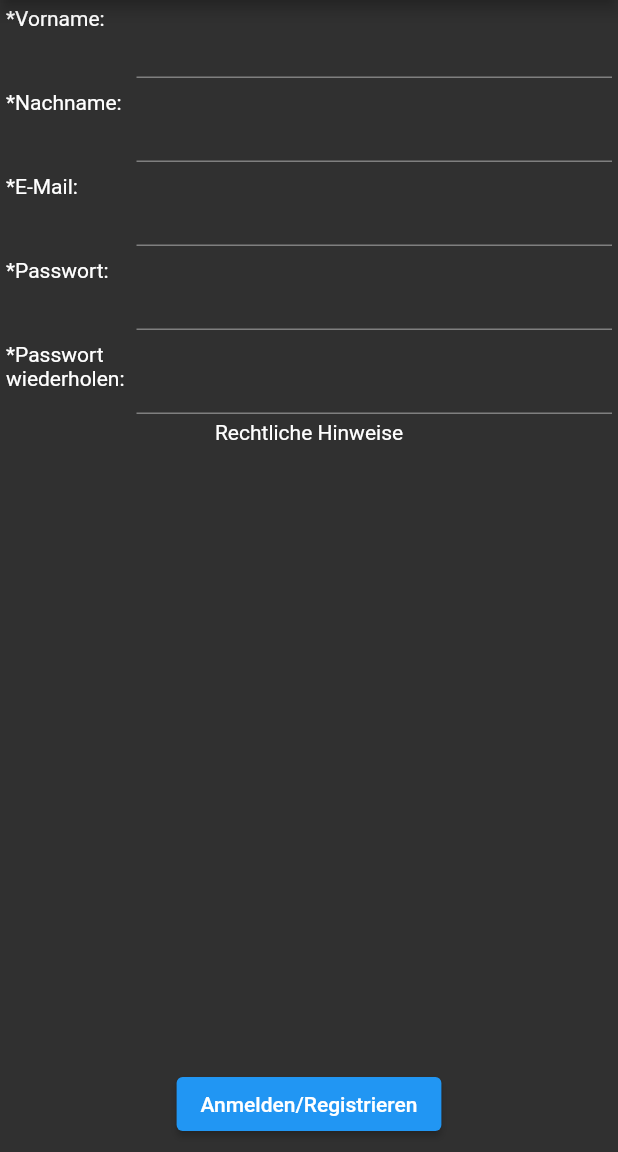
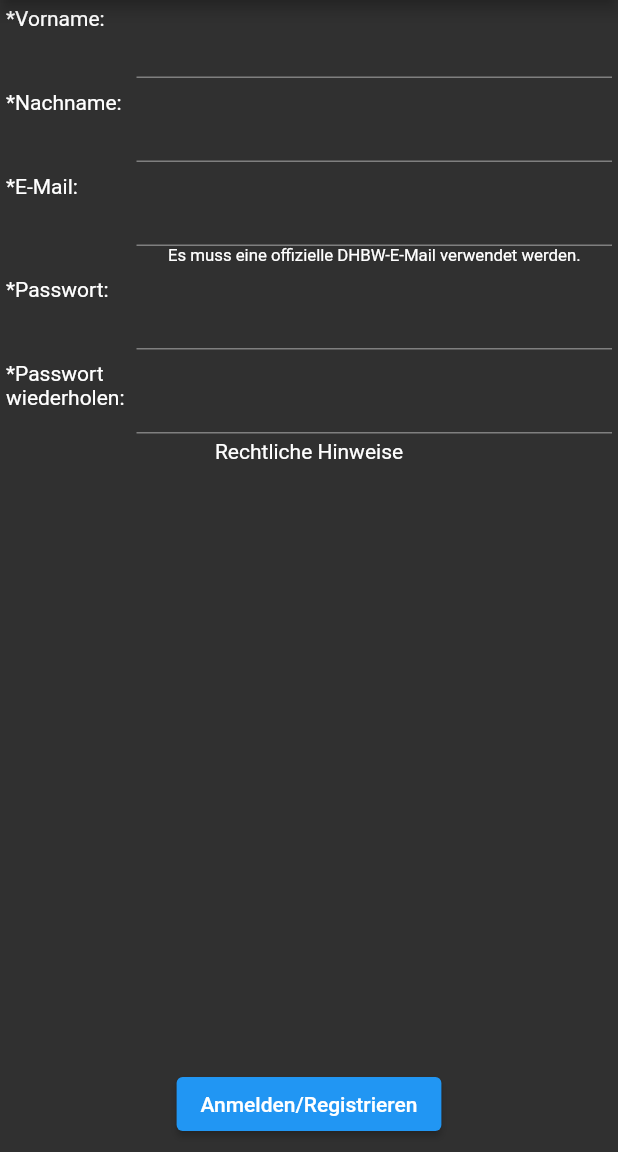
Before and after one commit to Natrocx/pink_fluffy_unicorns, a Flutter app: the screen it shows after launch, on a phone screen of 412 x 824 dp, the part 84-1236 px from its top. Run offline on Flutter 3.47's test engine with Material 2 defaults, Android fonts, the phone set to English and light mode, and no system bars; our stand-ins replace localstorage.

Commit message:
Implemented first Greeter Screen

```diff
--- a/lib/Greeter.dart
+++ b/lib/Greeter.dart
@@ -72,12 +72,16 @@ class Greeter extends StatelessWidget {
                         child: Text("*E-Mail:"),
                       ),
                       Padding(
-                        padding: EdgeInsets.all(4.0),
-                        child: TextField(
-                          controller: _emailController,
-                          keyboardType: TextInputType.emailAddress,
-                        ),
-                      ),
+                          padding: EdgeInsets.all(4.0),
+                          child: Column(children: [
+                            TextField(
+                              controller: _emailController,
+                              keyboardType: TextInputType.emailAddress,
+                            ),
+                            Text(
+                                "Es muss eine offizielle DHBW-E-Mail verwendet werden.",
+                                textScaleFactor: 0.8)
+                          ])),
                     ]),
                     TableRow(children: [
                       Padding(
```
